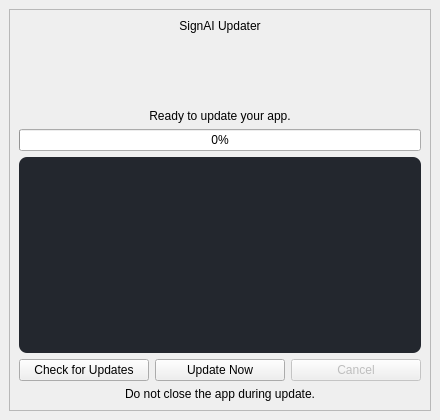
Qt form app/updater/updater_app.ui (Stefanos0710/SignAI) before a commit.
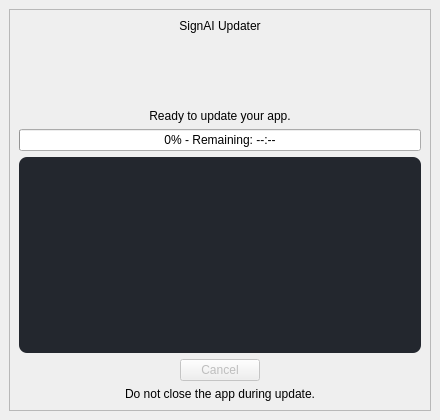
The same form after that commit. Icons and pictures are not drawn.

Commit message:
Enhance updater UI and progress feedback
Improves updater progress bar with remaining time estimation and better formatting in the UI. Adds detailed progress, speed, and verification logs for download, extraction, and setup steps in updater.py. Updates the .ui file for improved progress bar appearance and layout.

```diff
--- a/app/updater/updater_app.ui
+++ b/app/updater/updater_app.ui
@@ -74,6 +74,12 @@
          <property name="textVisible">
           <bool>true</bool>
          </property>
+         <property name="alignment">
+          <set>Qt::AlignCenter</set>
+         </property>
+         <property name="format">
+          <string>%p% - Remaining: --:--</string>
+         </property>
         </widget>
        </item>
        <item>
@@ -92,18 +98,17 @@
        <item>
         <layout class="QHBoxLayout" name="buttonLayout">
          <item>
-          <widget class="QPushButton" name="checkBtn">
-           <property name="text">
-            <string>Check for Updates</string>
+          <spacer name="horizontalSpacer">
+           <property name="orientation">
+            <enum>Qt::Horizontal</enum>
            </property>
-          </widget>
-         </item>
-         <item>
-          <widget class="QPushButton" name="updateBtn">
-           <property name="text">
-            <string>Update Now</string>
+           <property name="sizeHint" stdset="0">
+            <size>
+             <width>40</width>
+             <height>20</height>
+            </size>
            </property>
-          </widget>
+          </spacer>
          </item>
          <item>
           <widget class="QPushButton" name="cancelBtn">
@@ -115,6 +120,19 @@
            </property>
           </widget>
          </item>
+         <item>
+          <spacer name="horizontalSpacer_2">
+           <property name="orientation">
+            <enum>Qt::Horizontal</enum>
+           </property>
+           <property name="sizeHint" stdset="0">
+            <size>
+             <width>40</width>
+             <height>20</height>
+            </size>
+           </property>
+          </spacer>
+         </item>
         </layout>
        </item>
        <item>
```
Left out of the diff: 7 changed lines with no effect on the pictures. The commit also changes 2 other files.
